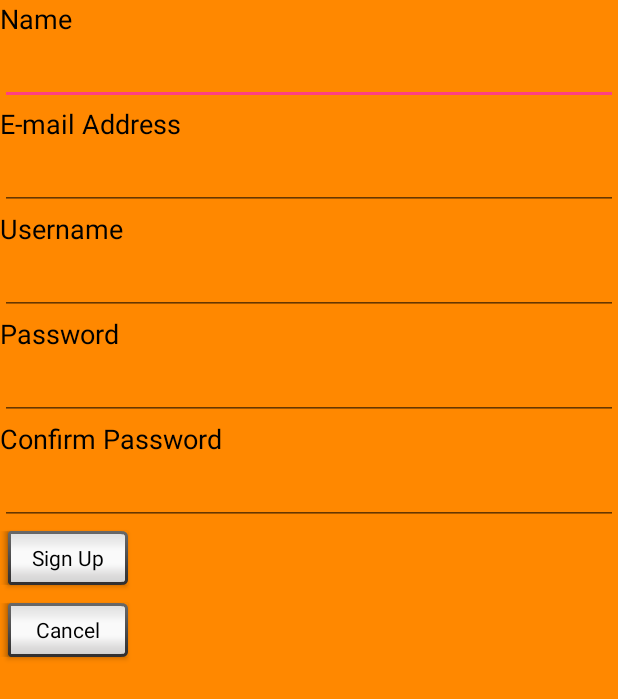
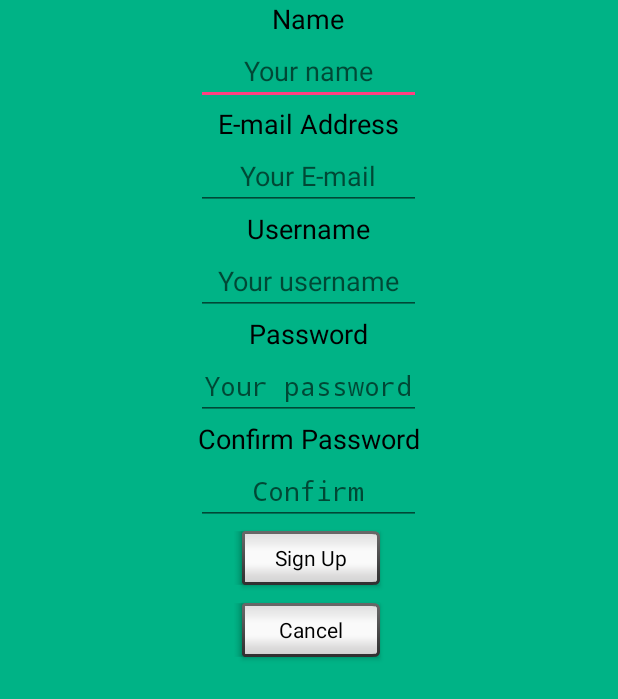
Before and after one commit to Mental1993/RPGo, an Android app: the SignUp screen opened directly, with no data from a screen before it, on a phone screen of 412 x 824 dp. Shown: the top 699 px of the screen. Run offline under Robolectric (Android 15) with nearby library versions, the phone set to English and light mode, and no system bars.

Commit message:
signupstyle
Changes : Styling button . background style , Placeholders, Styling
texts, Create a hide password

```diff
--- a/RPGo/app/src/main/res/layout/signup.xml
+++ b/RPGo/app/src/main/res/layout/signup.xml
@@ -4,87 +4,116 @@
     android:layout_width="match_parent"
     android:layout_height="match_parent"
     android:orientation="vertical"
-    android:background="@android:color/holo_orange_dark">
+    android:background="#00b386">
 
     <TextView
         android:text="Name"
-        android:layout_width="match_parent"
+        android:layout_width="150dp"
         android:layout_height="wrap_content"
+        android:layout_gravity="center"
+        android:gravity="center"
         android:id="@+id/textView"
         android:textColor="@android:color/black"
         android:textSize="18sp" />
 
     <EditText
-        android:layout_width="match_parent"
+        android:layout_width="150dp"
         android:layout_height="wrap_content"
+        android:layout_gravity="center"
+        android:gravity="center"
         android:inputType="textPersonName"
+        android:hint="Your name"
         android:ems="10"
         android:id="@+id/TFname" />
 
     <TextView
         android:text="E-mail Address"
-        android:layout_width="match_parent"
+        android:layout_width="259dp"
         android:layout_height="wrap_content"
+        android:layout_gravity="center"
+        android:gravity="center"
         android:id="@+id/textView2"
         android:textColor="@android:color/black"
         android:textSize="18sp" />
 
     <EditText
-        android:layout_width="match_parent"
+        android:layout_width="150dp"
         android:layout_height="wrap_content"
+        android:layout_gravity="center"
+        android:gravity="center"
+        android:hint="Your E-mail"
         android:inputType="textPersonName"
         android:ems="10"
         android:id="@+id/TFemail" />
 
     <TextView
         android:text="Username"
-        android:layout_width="match_parent"
+        android:layout_width="150dp"
         android:layout_height="wrap_content"
+        android:layout_gravity="center"
+        android:gravity="center"
         android:id="@+id/textView3"
         android:textColor="@android:color/black"
         android:textSize="18sp" />
 
     <EditText
-        android:layout_width="match_parent"
+        android:layout_width="150dp"
         android:layout_height="wrap_content"
+        android:layout_gravity="center"
+        android:gravity="center"
+        android:hint="Your username"
         android:inputType="textPersonName"
         android:ems="10"
         android:id="@+id/TFuname" />
 
     <TextView
         android:text="Password"
-        android:layout_width="match_parent"
+        android:layout_width="150dp"
         android:layout_height="wrap_content"
+        android:layout_gravity="center"
+        android:gravity="center"
         android:id="@+id/textView4"
         android:textColor="@android:color/black"
         android:textSize="18sp" />
 
     <EditText
-        android:layout_width="match_parent"
+        android:layout_width="150dp"
         android:layout_height="wrap_content"
+        android:layout_gravity="center"
+        android:gravity="center"
         android:inputType="textPassword"
+        android:hint="Your password"
+        android:password="true"
         android:ems="10"
         android:id="@+id/TFpass1" />
 
     <TextView
         android:text="Confirm Password"
-        android:layout_width="match_parent"
+        android:layout_width="150dp"
         android:layout_height="wrap_content"
+        android:layout_gravity="center"
+        android:gravity="center"
         android:id="@+id/textView5"
         android:textColor="@android:color/black"
         android:textSize="18sp" />
 
     <EditText
-        android:layout_width="match_parent"
+        android:layout_width="150dp"
         android:layout_height="wrap_content"
+        android:layout_gravity="center"
+        android:gravity="center"
         android:inputType="textPassword"
+        android:hint="Confirm"
+        android:password="true"
         android:ems="10"
         android:id="@+id/TFpass2" />
 
     <Button
         android:text="Sign Up"
-        android:layout_width="wrap_content"
+        android:layout_width="100dp"
         android:layout_height="wrap_content"
+        android:layout_gravity="center"
+        android:gravity="center"
         android:id="@+id/btnSignUp"
         android:textAlignment="center"
         style="@android:style/Widget.Button.Inset"
@@ -94,8 +123,10 @@
 
     <Button
         android:text="Cancel"
-        android:layout_width="wrap_content"
+        android:layout_width="100dp"
         android:layout_height="wrap_content"
+        android:layout_gravity="center"
+        android:gravity="center"
         android:id="@+id/btnCancel"
         android:textAlignment="center"
         style="@android:style/Widget.Button.Inset"
```
